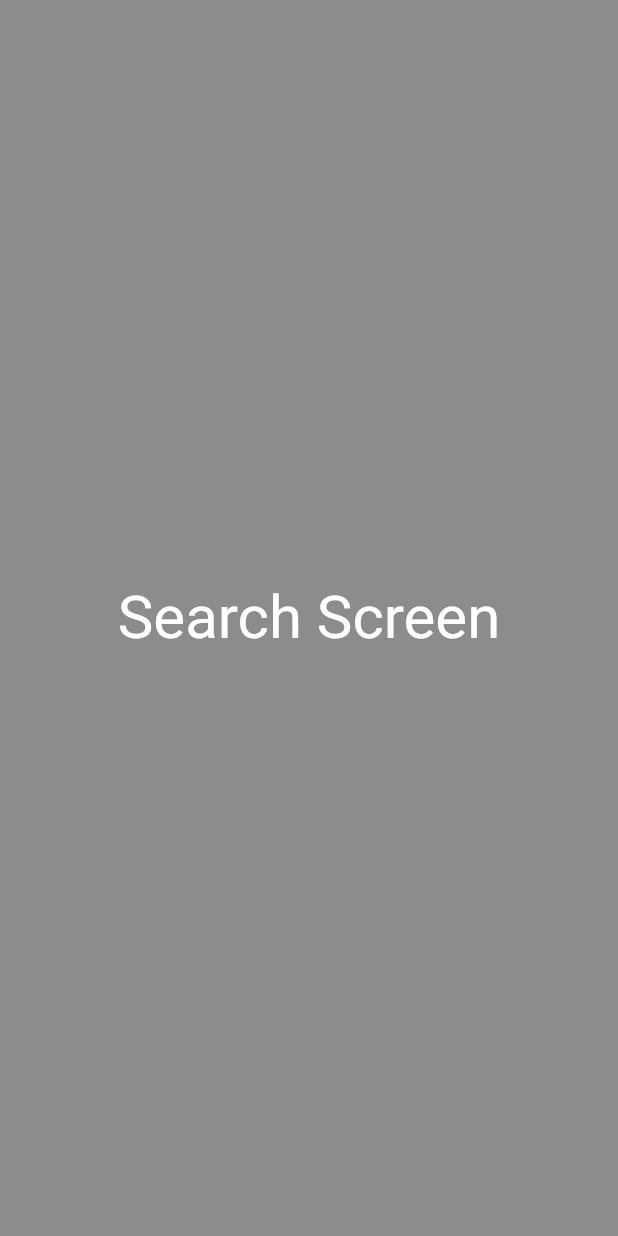
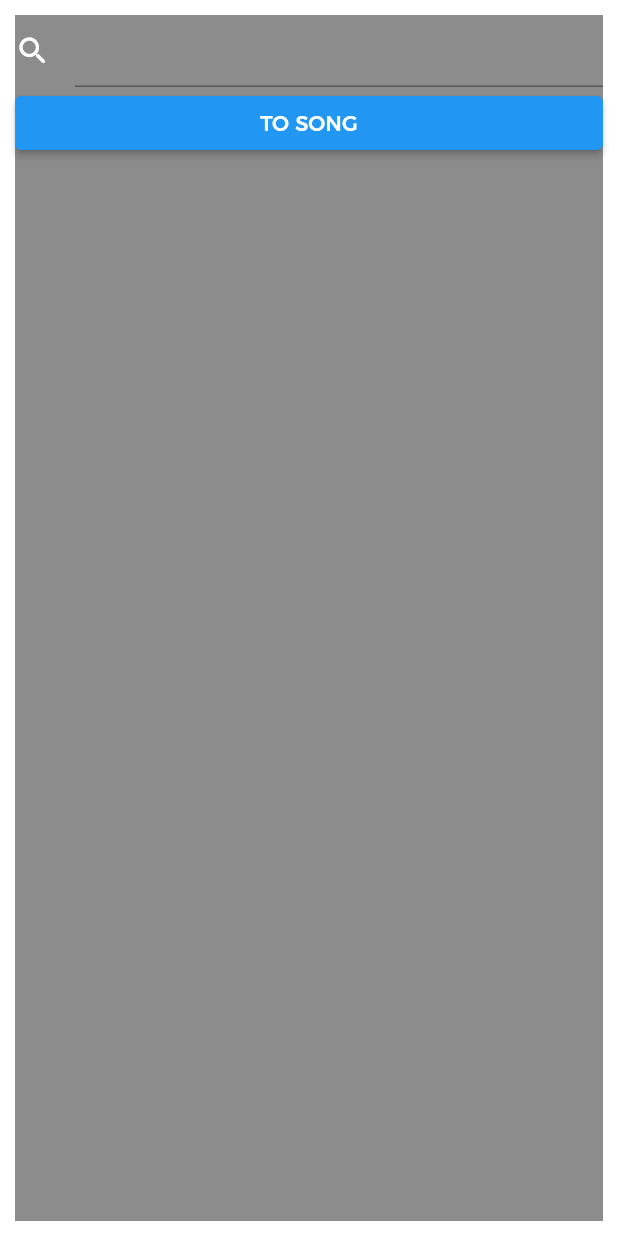
Before and after one commit to iequivocality/spotify_fun_ui, a Flutter app: the screen it shows after launch, on a phone screen of 412 x 824 dp. Run offline on Flutter 3.47's test engine with Material 2 defaults, Android fonts, the phone set to English and light mode, and no system bars.

Commit message:
added custom fonts

```diff
--- a/lib/main.dart
+++ b/lib/main.dart
@@ -26,8 +26,13 @@ class App extends StatelessWidget {
             // is not restarted.
             primaryColor: Colors.white,
             textTheme: const TextTheme(
-                titleMedium: TextStyle(color: Colors.white, fontSize: 40)),
-            backgroundColor: Colors.black45),
+              titleSmall: TextStyle(color: Colors.white, fontSize: 25),
+              titleMedium: TextStyle(color: Colors.white, fontSize: 40),
+              bodySmall: TextStyle(color: Colors.white, fontSize: 20)
+            ),
+            backgroundColor: Colors.black45,
+            fontFamily: 'Montserrat'
+        ),
         initialRoute: SearchScreen.route,
         routes: {
           '/search': (context) => const SearchScreen(),
--- /dev/null
+++ b/lib/src/components/searchfield.dart
@@ -0,0 +1,22 @@
+import 'package:flutter/material.dart';
+
+class SearchField extends StatelessWidget {
+  SearchField({Key? key}) : super(key: key);
+
+  final TextEditingController _controller = TextEditingController();
+
+  @override
+  Widget build(BuildContext context) {
+    return Expanded(
+      child: TextField(
+          style: Theme.of(context).textTheme.bodySmall,
+          controller: _controller,
+          decoration: const InputDecoration(
+            icon: Icon(Icons.search_rounded, color: Colors.white),
+            focusColor: Colors.white,
+            focusedBorder: UnderlineInputBorder(borderSide: BorderSide(color: Colors.white))
+          ),
+        )
+    );
+  }
+}
--- a/lib/src/screens/search.dart
+++ b/lib/src/screens/search.dart
@@ -1,4 +1,6 @@
 import 'package:flutter/material.dart';
+import 'package:spotify_fun_ui/src/screens/song.dart';
+import 'package:spotify_fun_ui/src/components/searchfield.dart';
 
 @immutable
 class SearchScreen extends StatelessWidget {
@@ -6,17 +8,46 @@ class SearchScreen extends StatelessWidget {
 
   static const String route = "/search";
 
+  onPress(BuildContext context) {
+    Navigator.pushNamed(context, SongScreen.route);
+  }
+
+  Widget testToStrongScreen(context) {
+    return ElevatedButton(onPressed: () => { onPress(context) }, child: const Text("TO SONG"));
+  }
+
   @override
   Widget build(BuildContext context) {
-    ThemeData currentTheme = Theme.of(context);
-    Text text =
-        Text('Search Screen', style: currentTheme.textTheme.titleMedium);
+    // ThemeData currentTheme = Theme.of(context);
+    // Text text =
+    //     Text('Search Screen', style: currentTheme.textTheme.titleMedium);
 
     return SafeArea(
-      child: Scaffold(
-        backgroundColor: Theme.of(context).backgroundColor,
-        body: Center(child: text),
-      ),
+      child: Container(
+        padding: const EdgeInsets.all(10.0),
+        child: Row(
+          children: [
+            Expanded(
+              child: Scaffold(
+                backgroundColor: Theme.of(context).backgroundColor,
+                body: ListView(
+                  children: <Widget>[
+                    SearchField(),
+                    Container( child: testToStrongScreen(context) )
+                  ],
+                ),
+              ),
+            )
+          ],
+        )
+      )
     );
+
+    // return ScreenContainer(childd: ListView(
+    //   children: <Widget>[
+    //     SearchField(),
+    //     Container( child: testToStrongScreen(context) )
+    //   ],
+    // ));
   }
 }
```
Also changed, not shown: lib/src/components/container.dart (added, +26 -0 lines), lib/src/screens/song.dart (+23 -7 lines), lib/src/searchfield.dart (deleted, +0 -12 lines), pubspec.yaml (+14 -11 lines), fonts/Montserrat-Black.otf (added), fonts/Montserrat-Bold.otf (added), fonts/Montserrat-ExtraBold.otf (added), fonts/Montserrat-Medium.otf (added), fonts/Montserrat-Regular.otf (added), fonts/Montserrat-SemiBold.otf (added), 4 other files.
